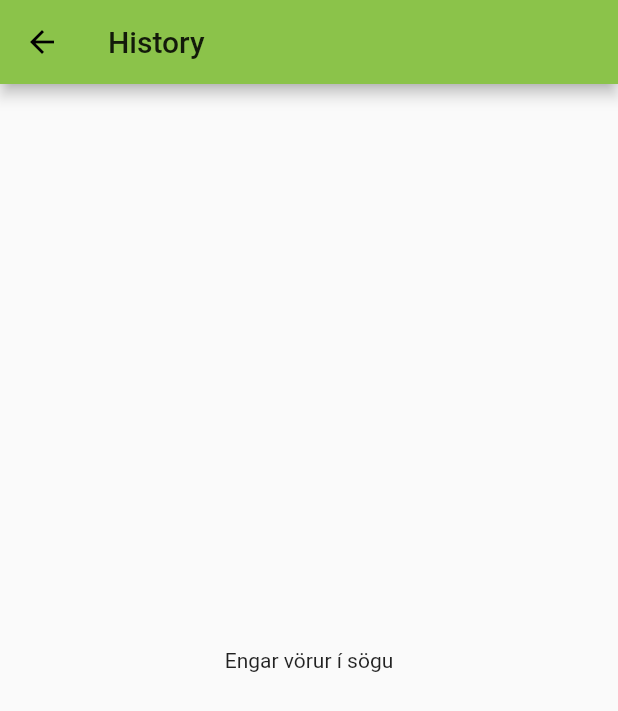
After one commit to rfb2/project_spori, a Flutter app: the screen it shows after launch, after a tap on the "history" icon, on a phone screen of 412 x 824 dp. The commit adds this screen. Shown: the top 711 px of the screen. Run offline on Flutter 3.47's test engine with Material 2 defaults, Android fonts, the phone set to English and light mode, and no system bars; our stand-ins replace camera; missing offline and left inert: barcode_scan; statements that could not run were skipped.

Commit message:
Moved history to new file

```diff
--- a/lib/constants.dart
+++ b/lib/constants.dart
@@ -1,8 +1,28 @@
 library constants;
 
 import 'package:flutter/material.dart';
+
+import 'dataClasses.dart';
+import 'detailPage.dart';
+import 'historyPage.dart';
+import 'searchPage.dart';
 
 final List<String> info = ['Engar upplýsingar', 'lágt', 'miðlungs', 'hátt'];
 
 final TextStyle defaultTextStyle =
     TextStyle(fontWeight: FontWeight.w400, fontSize: 20);
+
+void pushSearch(BuildContext context) {
+  Navigator.of(context)
+      .push(MaterialPageRoute(builder: (context) => SearchPage()));
+}
+
+void pushDetail(BuildContext context, Product prod) {
+  Navigator.of(context).push(
+      MaterialPageRoute(builder: (context) => DetailPage(product: prod)));
+}
+
+void pushHistory(BuildContext context, Set<Product> history) {
+  Navigator.of(context)
+      .push(MaterialPageRoute(builder: (context) => HistoryPage(history: history)));
+}
--- /dev/null
+++ b/lib/historyPage.dart
@@ -0,0 +1,41 @@
+import 'package:flutter/cupertino.dart';
+import 'package:flutter/material.dart';
+import 'constants.dart' as Constants;
+import 'dataClasses.dart';
+
+class HistoryPage extends StatelessWidget {
+  HistoryPage({@required this.history});
+  final Set<Product> history;
+
+  @override
+  Widget build(BuildContext context) {
+    final Iterable<ListTile> tiles = history.map((Product prod) {
+      return ListTile(
+        title: Text(
+          prod.name,
+        ),
+        onTap: () => Constants.pushDetail(context, prod),
+      );
+    });
+
+    Widget historyChild;
+
+    if (tiles.length == 0) {
+      historyChild = Center(
+        child: Text('Engar vörur í sögu'),
+      );
+    } else {
+      final List<Widget> divided = ListTile.divideTiles(
+        context: context,
+        tiles: tiles,
+      ).toList();
+      historyChild = ListView(children: divided);
+    }
+    return Scaffold(
+      appBar: AppBar(
+        title: Text('History'),
+      ),
+      body: historyChild,
+    );
+  }
+}
```
Also changed, not shown: lib/main.dart (+5 -52 lines).
